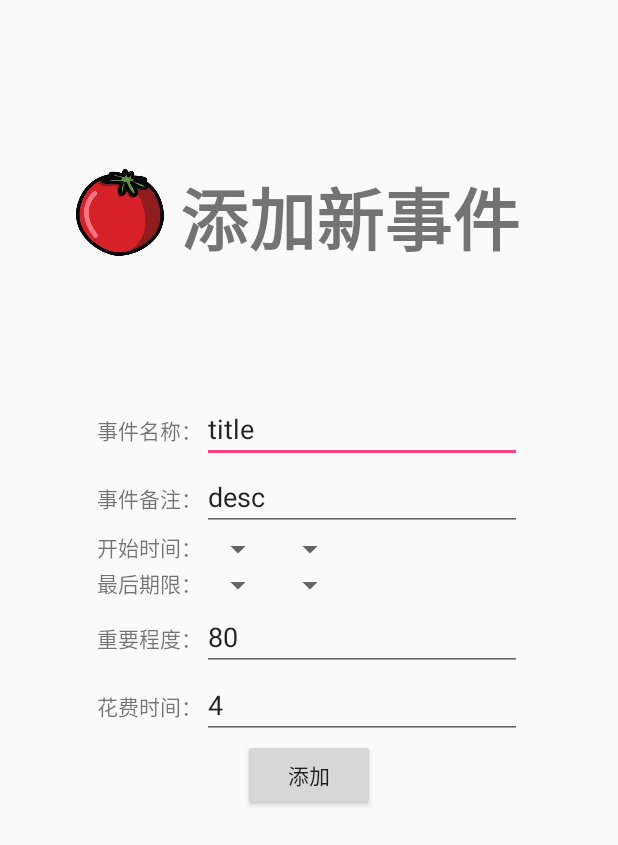
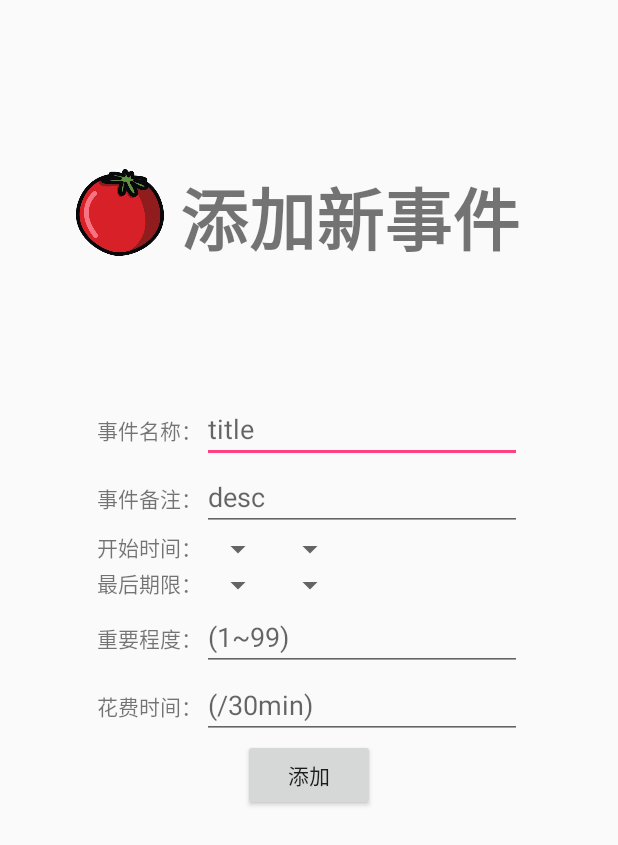
Before and after one commit to jh815633649/TimeSolution, an Android app: the layout content_add_thing.xml on its own in the app's theme, with its tools: preview values and no code run, on a phone screen of 412 x 824 dp. Shown: the top 845 px of the screen. Run offline under Robolectric (Android 15) with nearby library versions, the phone set to English and light mode, and no system bars.

Commit message:
2020.5.10 finished

```diff
--- a/app/src/main/res/layout/content_add_thing.xml
+++ b/app/src/main/res/layout/content_add_thing.xml
@@ -67,8 +67,8 @@
                 android:layout_height="wrap_content"
                 android:layout_weight="1"
                 android:ems="10"
-                android:inputType="textPersonName"
-                android:text="title" />
+                android:hint="title"
+                android:inputType="textPersonName" />
         </LinearLayout>
 
         <LinearLayout
@@ -89,8 +89,8 @@
                 android:layout_height="wrap_content"
                 android:layout_weight="1"
                 android:ems="10"
-                android:inputType="textPersonName"
-                android:text="desc" />
+                android:hint="desc"
+                android:inputType="textPersonName" />
 
         </LinearLayout>
 
@@ -165,8 +165,9 @@
                 android:layout_height="wrap_content"
                 android:layout_weight="1"
                 android:ems="10"
-                android:inputType="number"
-                android:text="80" />
+                android:hint="(1~99)"
+                android:inputType="number" />
+
         </LinearLayout>
 
         <LinearLayout
@@ -188,8 +189,9 @@
                 android:layout_height="wrap_content"
                 android:layout_weight="1"
                 android:ems="10"
-                android:inputType="number"
-                android:text="4" />
+                android:hint="(/30min)"
+                android:inputType="number" />
+
         </LinearLayout>
 
         <Button
```
Also changed, not shown: app/src/main/java/com/example/timesolution/FragmentOne.java (+60 -9 lines), app/src/main/java/com/example/timesolution/Login.java (+3 -29 lines), app/src/main/java/com/example/timesolution/MainActivity.java (+8 -3 lines), app/src/main/java/com/example/timesolution/modifyThing.java (+12 -0 lines), app/src/main/java/com/example/timesolution/realmodifyThing.java (+29 -5 lines), 3 other files.
